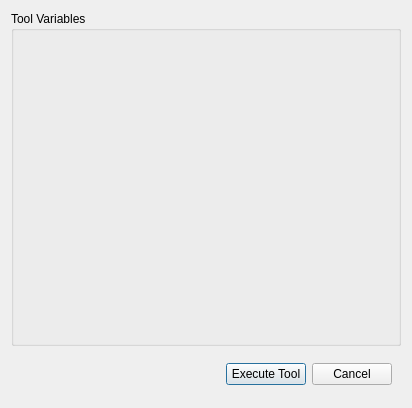
Above: opus_gui/config/datamanager/executetool.ui from psrc/urbansim before the change. Below: the same form after it.
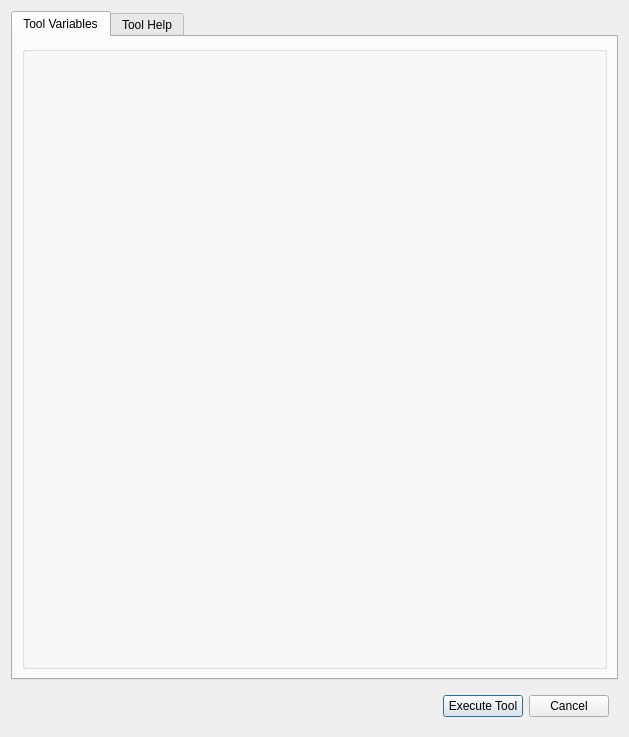
That is the form after the change.

Commit message: adding help tab to pop up tool gui

```diff
--- a/opus_gui/config/datamanager/executetool.ui
+++ b/opus_gui/config/datamanager/executetool.ui
@@ -6,8 +6,8 @@
    <rect>
     <x>0</x>
     <y>0</y>
-    <width>412</width>
-    <height>408</height>
+    <width>629</width>
+    <height>737</height>
    </rect>
   </property>
   <property name="windowTitle" >
@@ -15,10 +15,34 @@
   </property>
   <layout class="QVBoxLayout" >
    <item>
-    <widget class="QGroupBox" name="variableBox" >
-     <property name="title" >
-      <string>Tool Variables</string>
+    <widget class="QTabWidget" name="tabWidget" >
+     <property name="currentIndex" >
+      <number>0</number>
      </property>
+     <widget class="QWidget" name="tab_3" >
+      <attribute name="title" >
+       <string>Tool Variables</string>
+      </attribute>
+      <layout class="QVBoxLayout" >
+       <item>
+        <widget class="QGroupBox" name="variableBox" >
+         <property name="title" >
+          <string/>
+         </property>
+        </widget>
+       </item>
+      </layout>
+     </widget>
+     <widget class="QWidget" name="tab_4" >
+      <attribute name="title" >
+       <string>Tool Help</string>
+      </attribute>
+      <layout class="QVBoxLayout" >
+       <item>
+        <widget class="QTextEdit" name="toolhelpEdit" />
+       </item>
+      </layout>
+     </widget>
     </widget>
    </item>
    <item>
```
The commit also changes 3 other files.
